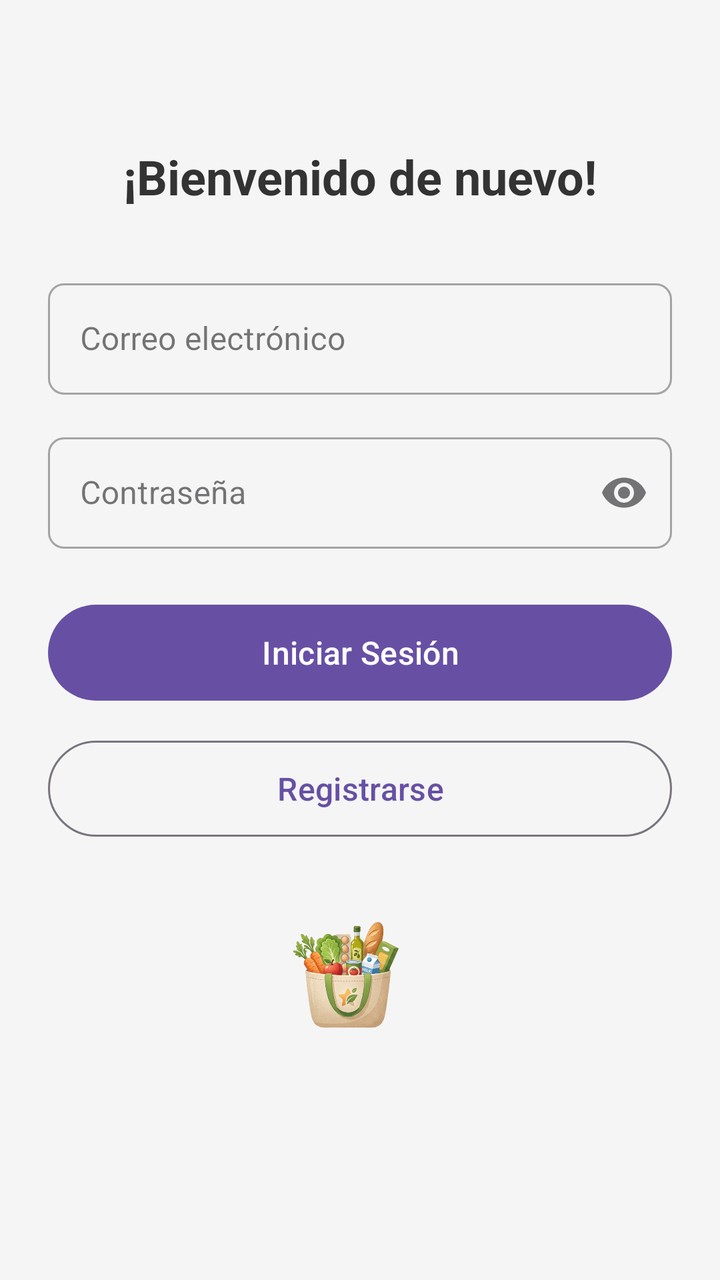
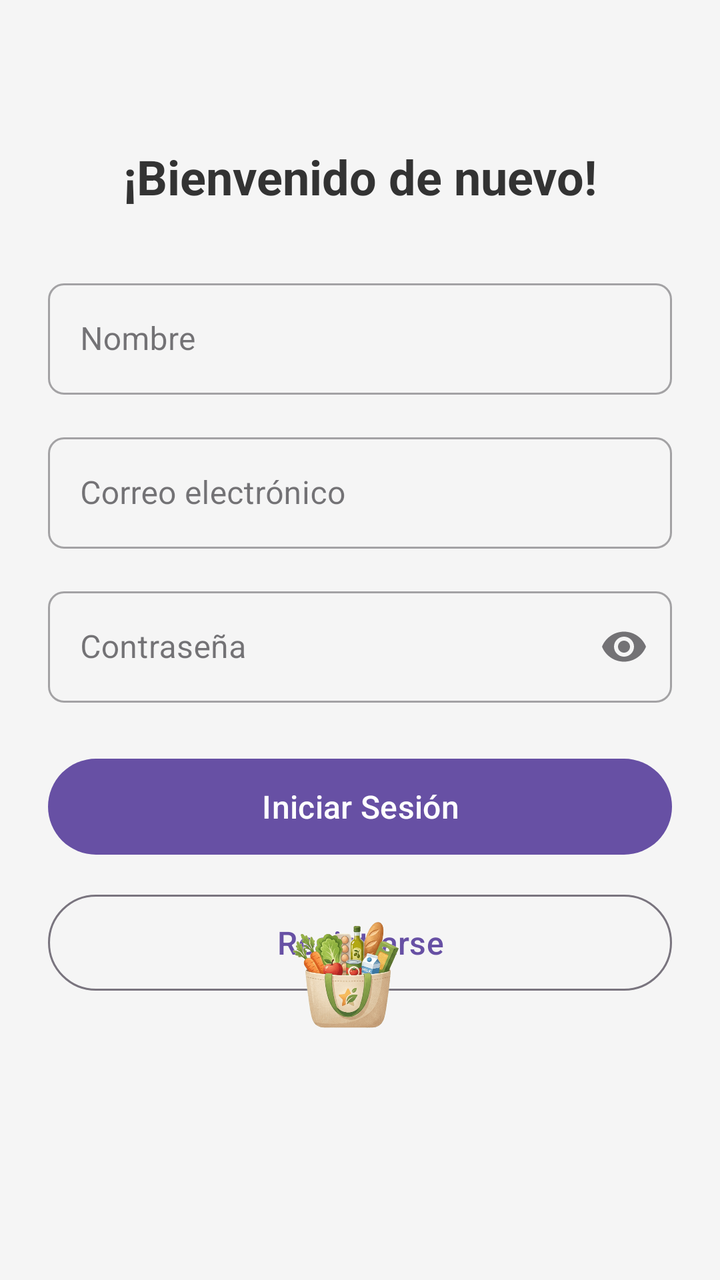

Before-and-after screenshots of an Android layout around one commit, followed by the original layout XML and the change that was made.
<!-- AndroidManifest.xml: application theme Theme.Firebase_Angelma67 -->
<!-- res/layout/activity_login.xml -->
<?xml version="1.0" encoding="utf-8"?>
<androidx.constraintlayout.widget.ConstraintLayout xmlns:android="http://schemas.android.com/apk/res/android"
    xmlns:app="http://schemas.android.com/apk/res-auto"
    xmlns:tools="http://schemas.android.com/tools"
    android:layout_width="match_parent"
    android:layout_height="match_parent"
    android:background="#F5F5F5"
    android:padding="24dp"
    tools:context=".LoginActivity">

    
    <TextView
        android:id="@+id/tvTituloLogin"
        android:layout_width="wrap_content"
        android:layout_height="wrap_content"
        android:layout_marginTop="48dp"
        android:text="¡Bienvenido de nuevo!"
        android:textColor="#333333"
        android:textSize="24sp"
        android:textStyle="bold"
        app:layout_constraintEnd_toEndOf="parent"
        app:layout_constraintStart_toStartOf="parent"
        app:layout_constraintTop_toTopOf="parent" />

    
    <com.google.android.material.textfield.TextInputLayout
        android:id="@+id/tilEmail"
        style="@style/Widget.MaterialComponents.TextInputLayout.OutlinedBox"
        android:layout_width="0dp"
        android:layout_height="wrap_content"
        android:layout_marginTop="32dp"
        app:boxCornerRadiusBottomEnd="8dp"
        app:boxCornerRadiusBottomStart="8dp"
        app:boxCornerRadiusTopEnd="8dp"
        app:boxCornerRadiusTopStart="8dp"
        app:layout_constraintEnd_toEndOf="parent"
        app:layout_constraintStart_toStartOf="parent"
        app:layout_constraintTop_toBottomOf="@id/tvTituloLogin">

        <com.google.android.material.textfield.TextInputEditText
            android:id="@+id/editTextTextEmailAddress"
            android:layout_width="match_parent"
            android:layout_height="wrap_content"
            android:hint="Correo electrónico"
            android:inputType="textEmailAddress" />

    </com.google.android.material.textfield.TextInputLayout>

    
    <com.google.android.material.textfield.TextInputLayout
        android:id="@+id/tilPassword"
        style="@style/Widget.MaterialComponents.TextInputLayout.OutlinedBox"
        android:layout_width="0dp"
        android:layout_height="wrap_content"
        android:layout_marginTop="16dp"
        app:boxCornerRadiusBottomEnd="8dp"
        app:boxCornerRadiusBottomStart="8dp"
        app:boxCornerRadiusTopEnd="8dp"
        app:boxCornerRadiusTopStart="8dp"
        app:endIconMode="password_toggle"
        app:layout_constraintEnd_toEndOf="parent"
        app:layout_constraintStart_toStartOf="parent"
        app:layout_constraintTop_toBottomOf="@id/tilEmail">

        <com.google.android.material.textfield.TextInputEditText
            android:id="@+id/editTextTextPassword"
            android:layout_width="match_parent"
            android:layout_height="wrap_content"
            android:hint="Contraseña"
            android:inputType="textPassword" />

    </com.google.android.material.textfield.TextInputLayout>

    
    <Button
        android:id="@+id/loginbutton"
        android:layout_width="0dp"
        android:layout_height="56dp"
        android:layout_marginTop="24dp"
        android:text="Iniciar Sesión"
        android:textSize="16sp"
        app:layout_constraintEnd_toEndOf="parent"
        app:layout_constraintStart_toStartOf="parent"
        app:layout_constraintTop_toBottomOf="@id/tilPassword" />

    
    <Button
        android:id="@+id/signbutton"
        style="?attr/materialButtonOutlinedStyle"
        android:layout_width="0dp"
        android:layout_height="56dp"
        android:layout_marginTop="12dp"
        android:text="Registrarse"
        android:textSize="16sp"
        app:layout_constraintEnd_toEndOf="parent"
        app:layout_constraintStart_toStartOf="parent"
        app:layout_constraintTop_toBottomOf="@id/loginbutton" />

    
    <ImageView
        android:id="@+id/ivLoginImage"
        android:layout_width="172dp"
        android:layout_height="171dp"
        android:layout_marginBottom="36dp"
        android:src="@drawable/logo_app"
        app:layout_constraintBottom_toBottomOf="parent"
        app:layout_constraintEnd_toEndOf="parent"
        app:layout_constraintHorizontal_bias="0.458"
        app:layout_constraintStart_toStartOf="parent" />

</androidx.constraintlayout.widget.ConstraintLayout>
<!-- resources referenced by this layout -->
<resources>
  <!-- drawable logo_app: png bitmap (drawable, 77777 bytes) -->
  <style name="Theme.Firebase_Angelma67" parent="Base.Theme.Firebase_Angelma67" />
  <style name="Base.Theme.Firebase_Angelma67" parent="Theme.Material3.DayNight.NoActionBar">
          
          
      </style>
</resources>

<!-- the commit's change to res/layout/activity_login.xml (unified diff, before → after) -->
@@ -8,7 +8,6 @@
     android:padding="24dp"
     tools:context=".LoginActivity">
 
-    
     <TextView
         android:id="@+id/tvTituloLogin"
         android:layout_width="wrap_content"
@@ -22,9 +21,8 @@
         app:layout_constraintStart_toStartOf="parent"
         app:layout_constraintTop_toTopOf="parent" />
 
-    
     <com.google.android.material.textfield.TextInputLayout
-        android:id="@+id/tilEmail"
+        android:id="@+id/tilNombre"
         style="@style/Widget.MaterialComponents.TextInputLayout.OutlinedBox"
         android:layout_width="0dp"
         android:layout_height="wrap_content"
@@ -38,6 +36,29 @@
         app:layout_constraintTop_toBottomOf="@id/tvTituloLogin">
 
         <com.google.android.material.textfield.TextInputEditText
+            android:id="@+id/editTextNombre"
+            android:layout_width="match_parent"
+            android:layout_height="wrap_content"
+            android:hint="Nombre"
+            android:inputType="textPersonName|textCapWords" />
+
+    </com.google.android.material.textfield.TextInputLayout>
+
+    <com.google.android.material.textfield.TextInputLayout
+        android:id="@+id/tilEmail"
+        style="@style/Widget.MaterialComponents.TextInputLayout.OutlinedBox"
+        android:layout_width="0dp"
+        android:layout_height="wrap_content"
+        android:layout_marginTop="16dp"
+        app:boxCornerRadiusBottomEnd="8dp"
+        app:boxCornerRadiusBottomStart="8dp"
+        app:boxCornerRadiusTopEnd="8dp"
+        app:boxCornerRadiusTopStart="8dp"
+        app:layout_constraintEnd_toEndOf="parent"
+        app:layout_constraintStart_toStartOf="parent"
+        app:layout_constraintTop_toBottomOf="@id/tilNombre">
+
+        <com.google.android.material.textfield.TextInputEditText
             android:id="@+id/editTextTextEmailAddress"
             android:layout_width="match_parent"
             android:layout_height="wrap_content"
@@ -46,7 +67,6 @@
 
     </com.google.android.material.textfield.TextInputLayout>
 
-    
     <com.google.android.material.textfield.TextInputLayout
         android:id="@+id/tilPassword"
         style="@style/Widget.MaterialComponents.TextInputLayout.OutlinedBox"
@@ -71,7 +91,6 @@
 
     </com.google.android.material.textfield.TextInputLayout>
 
-    
     <Button
         android:id="@+id/loginbutton"
         android:layout_width="0dp"
@@ -83,7 +102,6 @@
         app:layout_constraintStart_toStartOf="parent"
         app:layout_constraintTop_toBottomOf="@id/tilPassword" />
 
-    
     <Button
         android:id="@+id/signbutton"
         style="?attr/materialButtonOutlinedStyle"
@@ -96,7 +114,6 @@
         app:layout_constraintStart_toStartOf="parent"
         app:layout_constraintTop_toBottomOf="@id/loginbutton" />
 
-    
     <ImageView
         android:id="@+id/ivLoginImage"
         android:layout_width="172dp"
